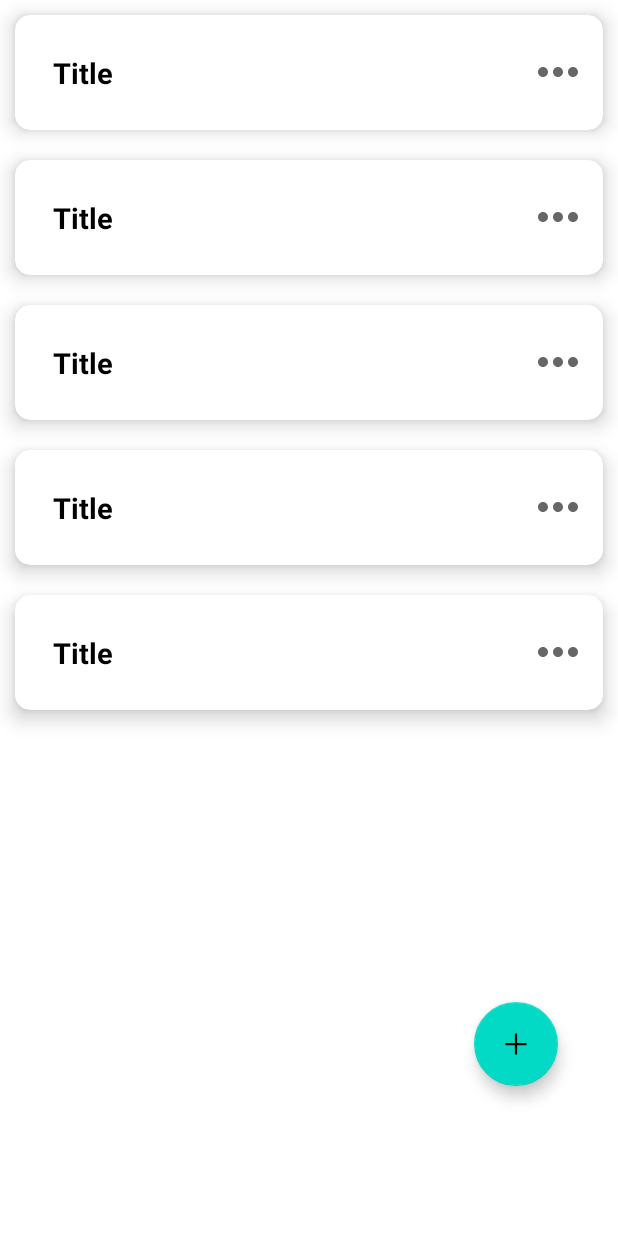
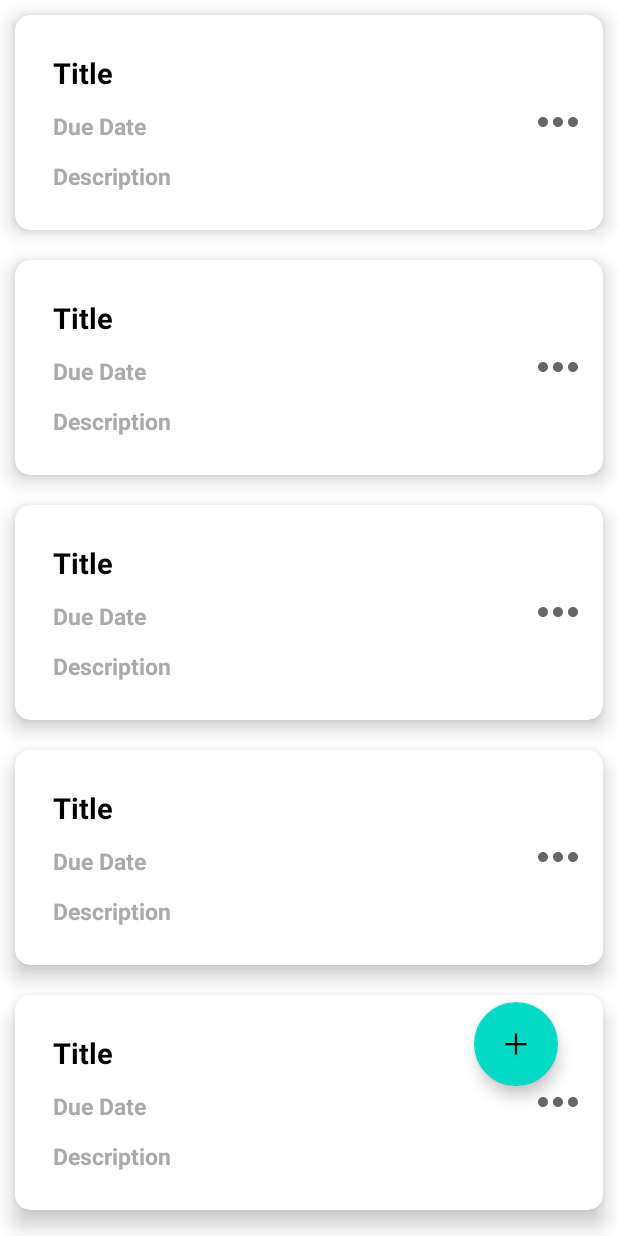
Before and after one commit to NilsNydegger/TaskFrog, an Android app: the layout activity_task.xml on its own in the app's theme, with its tools: preview values and no code run, on a phone screen of 412 x 824 dp. Run offline under Robolectric (Android 15) with nearby library versions, the phone set to English and light mode, and no system bars.

Commit message:
Added Task Adding functionality Edited Texts Added Calendar functionality to Task Add Menu

```diff
--- a/app/src/main/AndroidManifest.xml
+++ b/app/src/main/AndroidManifest.xml
@@ -11,6 +11,7 @@
         android:theme="@style/Theme.TaskFrog">
         <activity
             android:name=".ui.list.TaskActivity"
+            android:label="Tasks"
             android:exported="false" />
         <activity
             android:name=".MainActivity"
--- a/app/src/main/java/com/example/taskfrog/ui/list/ListAdapter.kt
+++ b/app/src/main/java/com/example/taskfrog/ui/list/ListAdapter.kt
@@ -27,7 +27,7 @@ class ListAdapter(val c: Context,val mList: ArrayList<ListData>, private val onI
         private fun popupMenus(v:View) {
             val position = mList[adapterPosition]
             val popupMenus = PopupMenu(c, v)
-            popupMenus.inflate(R.menu.show_menu)
+            popupMenus.inflate(R.menu.show_menu_list)
             popupMenus.setOnMenuItemClickListener {
                 when (it.itemId) {
                     R.id.editText -> {
@@ -56,11 +56,11 @@ class ListAdapter(val c: Context,val mList: ArrayList<ListData>, private val onI
                         AlertDialog.Builder(c)
                             .setTitle("Delete")
                             .setIcon(R.drawable.ic_warning)
-                            .setMessage("Are you sure delete this Information")
+                            .setMessage("Are you sure delete this List?")
                             .setPositiveButton("Yes") { dialog, _ ->
                                 mList.removeAt(adapterPosition)
                                 notifyDataSetChanged()
-                                Toast.makeText(c, "Deleted this Information", Toast.LENGTH_SHORT)
+                                Toast.makeText(c, "Deleted this List", Toast.LENGTH_SHORT)
                                     .show()
                                 dialog.dismiss()
                             }
--- a/app/src/main/java/com/example/taskfrog/ui/list/TaskData.kt
+++ b/app/src/main/java/com/example/taskfrog/ui/list/TaskData.kt
@@ -1,7 +1,8 @@
 package com.example.taskfrog.ui.list
 
+import java.time.LocalDate
 import java.util.*
 
-data class TaskData(var name: String, var dueDate: Date, var description: String){
+data class TaskData(var name: String, var dueDate: String, var description: String){
 
 }
--- a/app/src/main/res/layout/activity_task.xml
+++ b/app/src/main/res/layout/activity_task.xml
@@ -30,6 +30,6 @@
         app:layout_constraintStart_toStartOf="parent"
         app:layout_constraintTop_toTopOf="parent"
         tools:itemCount="5"
-        tools:listitem="@layout/list_item"
+        tools:listitem="@layout/task_item"
         tools:visibility="visible" />
 </androidx.constraintlayout.widget.ConstraintLayout>
--- a/app/src/main/res/layout/add_list.xml
+++ b/app/src/main/res/layout/add_list.xml
@@ -29,7 +29,7 @@
             android:layout_height="wrap_content"/>
         <EditText
             android:id="@+id/listName"
-            android:hint="@string/name"
+            android:hint="@string/enter_list_name"
             android:inputType="textPersonName"
             android:textColor="@color/purple_500"
             android:textSize="18sp"
--- /dev/null
+++ b/app/src/main/res/layout/task_item.xml
@@ -0,0 +1,63 @@
+<?xml version="1.0" encoding="utf-8"?>
+<androidx.cardview.widget.CardView xmlns:android="http://schemas.android.com/apk/res/android"
+    xmlns:app="http://schemas.android.com/apk/res-auto"
+    android:layout_width="match_parent"
+    android:layout_height="wrap_content"
+    android:layout_margin="10dp"
+    app:cardCornerRadius="10dp"
+    app:cardElevation="8dp"
+    app:cardMaxElevation="5dp">
+
+    <LinearLayout
+        android:layout_width="match_parent"
+        android:layout_height="wrap_content"
+        android:orientation="horizontal">
+
+        <LinearLayout
+            android:layout_width="0dp"
+            android:layout_height="wrap_content"
+            android:layout_margin="15dp"
+            android:layout_weight="1"
+            android:orientation="vertical"
+            android:padding="4dp">
+
+            <TextView
+                android:id="@+id/mTaskName"
+                android:layout_width="match_parent"
+                android:layout_height="wrap_content"
+                android:layout_margin="6dp"
+                android:text="@string/listTitle"
+                android:textColor="@color/black"
+                android:textSize="19sp"
+                android:textStyle="bold" />
+            <TextView
+                android:id="@+id/mDate"
+                android:text="@string/due_date"
+                android:textColor="@android:color/darker_gray"
+                android:textSize="15sp"
+                android:textStyle="bold"
+                android:layout_margin="6dp"
+                android:layout_width="match_parent"
+                android:layout_height="wrap_content"/>
+            <TextView
+                android:id="@+id/mDescription"
+                android:text="@string/description"
+                android:textColor="@android:color/darker_gray"
+                android:textSize="15sp"
+                android:textStyle="bold"
+                android:layout_margin="6dp"
+                android:layout_width="match_parent"
+                android:layout_height="wrap_content"/>
+        </LinearLayout>
+
+        <ImageView
+            android:id="@+id/mMenus"
+            android:layout_width="40dp"
+            android:layout_height="40dp"
+            android:layout_gravity="center"
+            android:layout_margin="10dp"
+            android:contentDescription="@string/more"
+            android:src="@drawable/ic_more" />
+    </LinearLayout>
+
+</androidx.cardview.widget.CardView>
--- a/app/src/main/res/menu/show_menu.xml
+++ b/app/src/main/res/menu/show_menu_task.xml
@@ -1,14 +1,13 @@
 <?xml version="1.0" encoding="utf-8"?>
 <menu xmlns:android="http://schemas.android.com/apk/res/android">
-    <!--we add icons-->
     <item
         android:id="@+id/editText"
-        android:title="Edit Text"
+        android:title="@string/edit_task"
         android:icon="@drawable/ic_edit"
         />
     <item
         android:id="@+id/delete"
-        android:title="Delete"
+        android:title="@string/delete_task"
         android:icon="@drawable/ic_delete"
         />
 
```
Also changed, not shown: app/src/main/java/com/example/taskfrog/ui/list/TaskActivity.kt (+35 -5 lines), app/src/main/java/com/example/taskfrog/ui/list/TaskAdapter.kt (+18 -20 lines), app/src/main/res/layout/add_task.xml (+5 -6 lines), app/src/main/res/menu/show_menu_list.xml (added, +14 -0 lines), app/src/main/res/values/strings.xml (+12 -2 lines).
